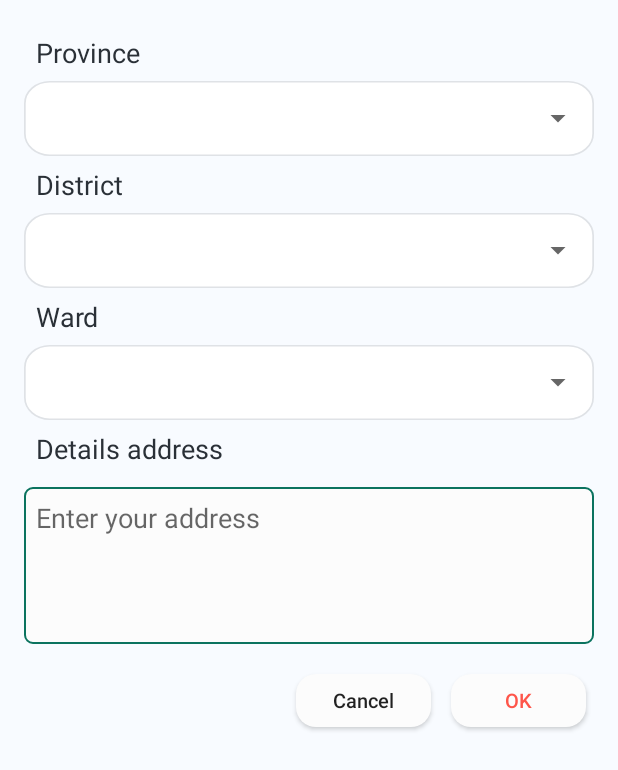
After one commit to huukhuong/Android_Mini_Projects, an Android app: the layout dialog_change_address.xml on its own in the app's theme, with its tools: preview values and no code run, on a phone screen of 412 x 824 dp. The commit adds this screen. Shown: the top 770 px of the screen. Run offline under Robolectric (Android 15) with nearby library versions, the phone set to English and light mode, and no system bars; network calls fail.

Commit message:
Custom dialog select address (VietNam Province)

```diff
--- a/FoodOrderApp/app/src/main/java/com/example/foodorderapp/controller/PaymentMethodActivity.kt
+++ b/FoodOrderApp/app/src/main/java/com/example/foodorderapp/controller/PaymentMethodActivity.kt
@@ -64,9 +64,10 @@ class PaymentMethodActivity : AppCompatActivity() {
         btnPayStripe.setOnClickListener { setMethodToPayStripe() }
     }
 
+    private val provinces = ArrayList<Province>()
 
     private fun processChangeAddress() {
-        val provinces = ArrayList<Province>()
+        if (provinces.isEmpty()) {
             val json: JSONArray = readJson("vietnam.json")
             for (i in 0 until json.length()) {
                 val province = json.getJSONObject(i)
@@ -88,6 +89,9 @@ class PaymentMethodActivity : AppCompatActivity() {
                 }
                 provinces.add(Province(name, districtsArray))
             }
+        }
+        var dialogChangeAddress:DialogChangeAddress = DialogChangeAddress(provinces, txvAddress)
+        dialogChangeAddress.show(supportFragmentManager, "changeAddressDialog")
     }
 
     private fun processChangePhoneNumber() {
--- a/FoodOrderApp/app/src/main/java/com/example/foodorderapp/model/District.kt
+++ b/FoodOrderApp/app/src/main/java/com/example/foodorderapp/model/District.kt
@@ -1,4 +1,9 @@
 package com.example.foodorderapp.model
 
 class District(var name: String, var wards: ArrayList<Ward>) {
+
+    override fun toString(): String {
+        return name
+    }
+
 }
--- a/FoodOrderApp/app/src/main/java/com/example/foodorderapp/model/Province.kt
+++ b/FoodOrderApp/app/src/main/java/com/example/foodorderapp/model/Province.kt
@@ -1,4 +1,9 @@
 package com.example.foodorderapp.model
 
 class Province(var name: String, var districts: ArrayList<District>) {
+
+    override fun toString(): String {
+        return name
+    }
+
 }
--- a/FoodOrderApp/app/src/main/java/com/example/foodorderapp/model/Ward.kt
+++ b/FoodOrderApp/app/src/main/java/com/example/foodorderapp/model/Ward.kt
@@ -1,4 +1,9 @@
 package com.example.foodorderapp.model
 
 class Ward(var name: String, var prefix: String) {
+
+    override fun toString(): String {
+        return "$prefix $name"
+    }
+
 }
--- /dev/null
+++ b/FoodOrderApp/app/src/main/res/drawable/btn_minize.xml
@@ -0,0 +1,10 @@
+<?xml version="1.0" encoding="utf-8"?>
+<ripple xmlns:android="http://schemas.android.com/apk/res/android"
+    android:color="@color/dark_gray">
+    <item>
+        <shape android:shape="rectangle">
+            <solid android:color="@color/white" />
+            <corners android:radius="@dimen/_10sdp" />
+        </shape>
+    </item>
+</ripple>
--- /dev/null
+++ b/FoodOrderApp/app/src/main/res/drawable/text_area.xml
@@ -0,0 +1,17 @@
+<?xml version="1.0" encoding="utf-8"?>
+<selector xmlns:android="http://schemas.android.com/apk/res/android">
+    <item android:state_enabled="true" android:state_focused="true">
+        <shape android:shape="rectangle">
+            <solid android:color="@color/white" />
+            <stroke android:width="@dimen/_1sdp" android:color="@color/accent" />
+            <corners android:radius="@dimen/_4sdp"/>
+        </shape>
+    </item>
+    <item android:state_enabled="true">
+        <shape android:shape="rectangle">
+            <solid android:color="@color/white" />
+            <stroke android:width="@dimen/_1sdp" android:color="@color/light_gray" />
+            <corners android:radius="@dimen/_4sdp"/>
+        </shape>
+    </item>
+</selector>
--- /dev/null
+++ b/FoodOrderApp/app/src/main/res/layout/dialog_change_address.xml
@@ -0,0 +1,149 @@
+<?xml version="1.0" encoding="utf-8"?>
+<LinearLayout xmlns:android="http://schemas.android.com/apk/res/android"
+    xmlns:tools="http://schemas.android.com/tools"
+    android:layout_width="match_parent"
+    android:layout_height="match_parent"
+    android:background="@color/background"
+    android:orientation="vertical"
+    android:padding="16dp">
+
+    <ScrollView
+        android:layout_width="match_parent"
+        android:layout_height="match_parent">
+
+        <LinearLayout
+            android:layout_width="match_parent"
+            android:layout_height="match_parent"
+            android:orientation="vertical">
+
+            <TextView
+                android:layout_marginLeft="@dimen/_6sdp"
+                android:layout_width="match_parent"
+                android:layout_height="wrap_content"
+                android:layout_marginVertical="@dimen/_5sdp"
+                android:text="@string/province"
+                android:textColor="@color/black"
+                android:textSize="@dimen/_14sdp" />
+
+            <LinearLayout
+                android:layout_width="match_parent"
+                android:layout_height="wrap_content"
+                android:background="@drawable/form"
+                android:gravity="center"
+                android:paddingLeft="@dimen/_10sdp">
+
+                <Spinner
+                    android:id="@+id/spinnerProvince"
+                    android:layout_width="match_parent"
+                    android:layout_height="wrap_content"
+                    android:layout_marginVertical="@dimen/_5sdp"
+                    android:spinnerMode="dialog"
+                    tools:listitem="Hello" />
+
+            </LinearLayout>
+
+            <TextView
+                android:layout_marginLeft="@dimen/_6sdp"
+                android:layout_width="match_parent"
+                android:layout_height="wrap_content"
+                android:layout_marginVertical="@dimen/_5sdp"
+                android:text="@string/district"
+                android:textColor="@color/black"
+                android:textSize="@dimen/_14sdp" />
+
+            <LinearLayout
+                android:layout_width="match_parent"
+                android:layout_height="wrap_content"
+                android:background="@drawable/form"
+                android:gravity="center"
+                android:paddingLeft="@dimen/_10sdp">
+
+                <Spinner
+                    android:id="@+id/spinnerDistrict"
+                    android:layout_width="match_parent"
+                    android:layout_height="wrap_content"
+                    android:layout_marginVertical="@dimen/_5sdp"
+                    android:spinnerMode="dialog" />
+            </LinearLayout>
+
+            <TextView
+                android:layout_marginLeft="@dimen/_6sdp"
+                android:layout_width="match_parent"
+                android:layout_height="wrap_content"
+                android:layout_marginVertical="@dimen/_5sdp"
+                android:text="@string/ward"
+                android:textColor="@color/black"
+                android:textSize="@dimen/_14sdp" />
+
+            <LinearLayout
+                android:layout_width="match_parent"
+                android:layout_height="wrap_content"
+                android:background="@drawable/form"
+                android:gravity="center"
+                android:paddingLeft="@dimen/_10sdp">
+
+                <Spinner
+                    android:id="@+id/spinnerWard"
+                    android:layout_width="match_parent"
+                    android:layout_height="wrap_content"
+                    android:layout_marginVertical="@dimen/_5sdp"
+                    android:spinnerMode="dialog" />
+            </LinearLayout>
+
+            <TextView
+                android:layout_marginLeft="@dimen/_6sdp"
+                android:layout_width="match_parent"
+                android:layout_height="wrap_content"
+                android:layout_marginVertical="@dimen/_5sdp"
+                android:text="Details address"
+                android:textColor="@color/black"
+                android:textSize="@dimen/_14sdp" />
+
+
+            <EditText
+                android:id="@+id/txtAddress"
+                android:layout_width="match_parent"
+                android:layout_height="wrap_content"
+                android:layout_marginVertical="@dimen/_5sdp"
+                android:background="@drawable/text_area"
+                android:gravity="start"
+                android:hint="@string/enter_your_address"
+                android:maxLines="4"
+                android:minLines="4"
+                android:padding="@dimen/_6sdp" />
+
+            <LinearLayout
+                android:layout_width="match_parent"
+                android:layout_height="wrap_content"
+                android:gravity="end"
+                android:orientation="horizontal">
+
+                <android.widget.Button
+                    android:textSize="@dimen/_10sdp"
+                    android:textAllCaps="false"
+                    android:id="@+id/btnCancel"
+                    android:layout_width="90dp"
+                    android:layout_height="35dp"
+                    android:layout_marginVertical="@dimen/_10sdp"
+                    android:background="@drawable/btn_minize"
+                    android:text="@string/cancel" />
+
+                <android.widget.Button
+                    android:textSize="@dimen/_10sdp"
+                    android:textAllCaps="false"
+                    android:id="@+id/btnSubmit"
+                    android:layout_width="90dp"
+                    android:layout_height="35dp"
+                    android:layout_marginVertical="@dimen/_10sdp"
+                    android:layout_marginStart="@dimen/_10sdp"
+                    android:layout_marginEnd="@dimen/_4sdp"
+                    android:background="@drawable/btn_minize"
+                    android:text="@string/ok"
+                    android:textColor="@color/primary" />
+
+            </LinearLayout>
+        </LinearLayout>
+
+    </ScrollView>
+
+</LinearLayout>
--- a/FoodOrderApp/app/src/main/res/values/strings.xml
+++ b/FoodOrderApp/app/src/main/res/values/strings.xml
@@ -54,4 +54,9 @@
     <string name="subtotal">Subtotal</string>
     <string name="proceed_to_payment">Proceed to Payment</string>
     <string name="online_payment">Online payment</string>
+    <string name="province">Province</string>
+    <string name="district">District</string>
+    <string name="ward">Ward</string>
+    <string name="enter_your_address">Enter your address</string>
+    <string name="ok">OK</string>
 </resources>
```
Also changed, not shown: FoodOrderApp/app/src/main/java/com/example/foodorderapp/controller/DialogChangeAddress.kt (added, +121 -0 lines), FoodOrderApp/app/src/main/res/layout/activity_payment_method.xml (+13 -4 lines), FoodOrderApp/app/src/main/res/layout/spinner_item.xml (added, +8 -0 lines). Lines whose indentation alone changed are shown as unchanged.
